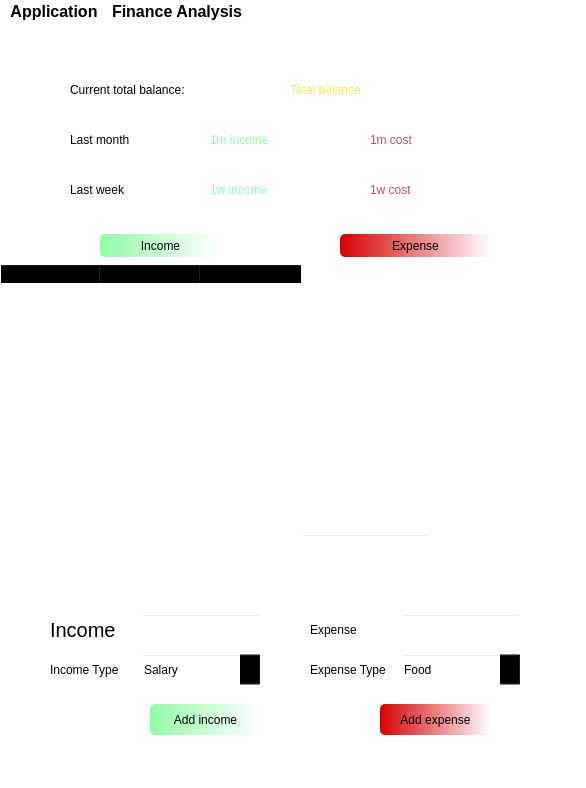
Qt form ui/main.ui (AnVu-0312/unihack2022) before a commit.
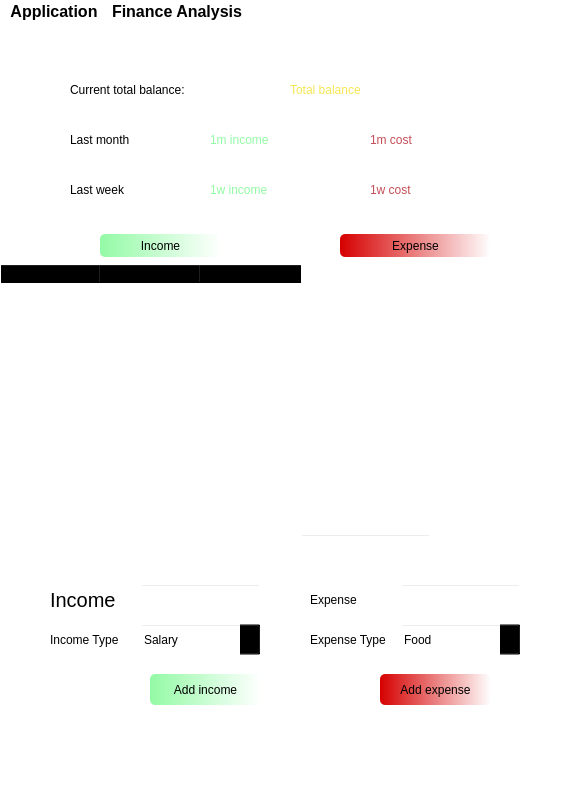
The same form after that commit.

```diff
--- a/ui/main.ui
+++ b/ui/main.ui
@@ -230,7 +230,7 @@
     <property name="geometry">
      <rect>
       <x>50</x>
-      <y>590</y>
+      <y>560</y>
       <width>71</width>
       <height>31</height>
      </rect>
@@ -256,7 +256,7 @@
     <property name="geometry">
      <rect>
       <x>380</x>
-      <y>680</y>
+      <y>650</y>
       <width>111</width>
       <height>31</height>
      </rect>
@@ -275,7 +275,7 @@
     <property name="geometry">
      <rect>
       <x>310</x>
-      <y>590</y>
+      <y>560</y>
       <width>81</width>
       <height>31</height>
      </rect>
@@ -292,7 +292,7 @@
     <property name="geometry">
      <rect>
       <x>310</x>
-      <y>620</y>
+      <y>590</y>
       <width>91</width>
       <height>51</height>
      </rect>
@@ -312,7 +312,7 @@
     <property name="geometry">
      <rect>
       <x>50</x>
-      <y>620</y>
+      <y>590</y>
       <width>81</width>
       <height>51</height>
      </rect>
@@ -332,7 +332,7 @@
     <property name="geometry">
      <rect>
       <x>150</x>
-      <y>680</y>
+      <y>650</y>
       <width>111</width>
       <height>31</height>
      </rect>
@@ -351,7 +351,7 @@
     <property name="geometry">
      <rect>
       <x>400</x>
-      <y>630</y>
+      <y>600</y>
       <width>121</width>
       <height>31</height>
      </rect>
@@ -401,7 +401,7 @@
     <property name="geometry">
      <rect>
       <x>140</x>
-      <y>630</y>
+      <y>600</y>
       <width>121</width>
       <height>31</height>
      </rect>
@@ -451,7 +451,7 @@
     <property name="geometry">
      <rect>
       <x>400</x>
-      <y>590</y>
+      <y>560</y>
       <width>121</width>
       <height>31</height>
      </rect>
@@ -465,7 +465,7 @@
     <property name="geometry">
      <rect>
       <x>140</x>
-      <y>590</y>
+      <y>560</y>
       <width>121</width>
       <height>31</height>
      </rect>
```
